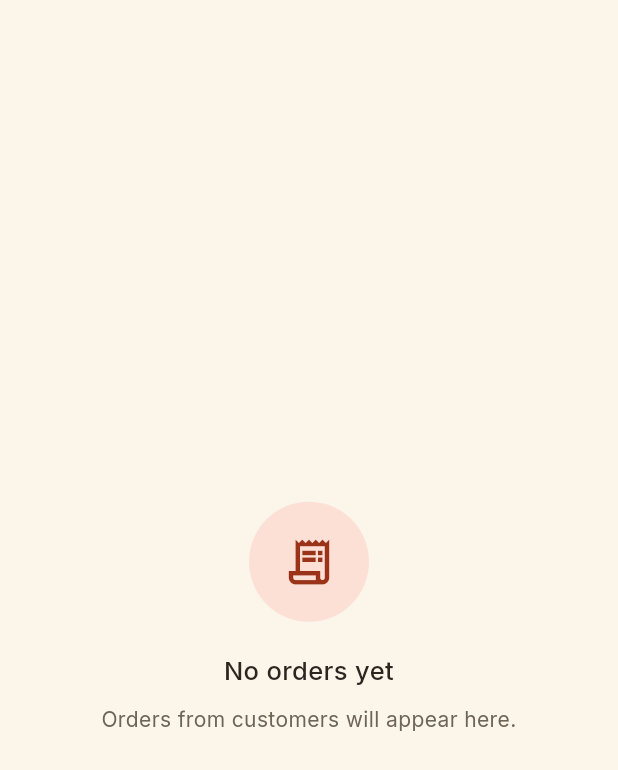
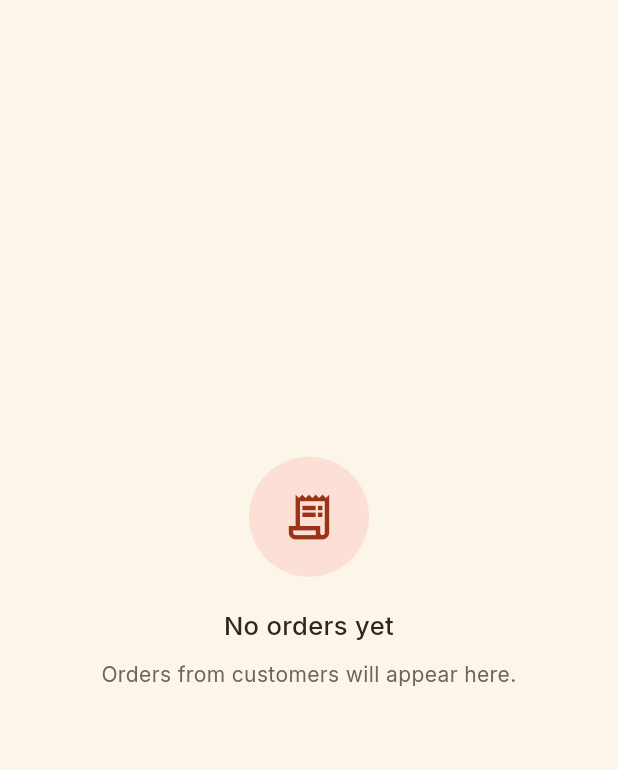
Before and after one commit to Theani7/LocalTrade, a Flutter app: the VendorOrdersScreen screen opened directly, on a phone screen of 412 x 824 dp. Shown: the top 770 px of the screen. Run offline on Flutter 3.47's test engine with Material 3 defaults, Android fonts, the light colour scheme and no system bars; our stand-ins replace cached_network_image, confetti, device_info_plus, firebase_core, firebase_crashlytics, firebase_messaging and 11 more; accounts and stored records are empty; network calls fail.

Commit message:
fix(vendor): resolve lower navigation bar overlapping content across screens

```diff
--- a/frontend/localtrade_app/lib/features/customer/customer_home_screen.dart
+++ b/frontend/localtrade_app/lib/features/customer/customer_home_screen.dart
@@ -469,6 +469,9 @@ class CustomerHomeBodyState extends State<CustomerHomeBody> {
               ),
             ),
           ),
+        SliverToBoxAdapter(
+          child: SizedBox(height: MediaQuery.of(context).padding.bottom + 90),
+        ),
       ],
     );
   }
--- a/frontend/localtrade_app/lib/features/vendor/vendor_dashboard.dart
+++ b/frontend/localtrade_app/lib/features/vendor/vendor_dashboard.dart
@@ -413,7 +413,7 @@ class VendorOverviewTab extends StatelessWidget {
                 ),
               ),
 
-              SliverToBoxAdapter(child: SizedBox(height: MediaQuery.of(context).padding.bottom + 80)),
+              SliverToBoxAdapter(child: SizedBox(height: MediaQuery.of(context).padding.bottom + 100)),
             ],
           ),
         );
@@ -729,7 +729,7 @@ class _OverviewSkeleton extends StatelessWidget {
   @override
   Widget build(BuildContext context) {
     return SingleChildScrollView(
-      padding: EdgeInsets.fromLTRB(16, 16, 16, MediaQuery.of(context).padding.bottom + 80),
+      padding: EdgeInsets.fromLTRB(16, 16, 16, MediaQuery.of(context).padding.bottom + 100),
       child: Column(
         crossAxisAlignment: CrossAxisAlignment.start,
         children: [
--- a/frontend/localtrade_app/lib/features/vendor/vendor_orders_screen.dart
+++ b/frontend/localtrade_app/lib/features/vendor/vendor_orders_screen.dart
@@ -37,14 +37,26 @@ class _VendorOrdersScreenState extends State<VendorOrdersScreen> {
       body: Consumer<OrderProvider>(
         builder: (context, orderProvider, _) {
           if (orderProvider.isLoading && orderProvider.vendorOrders.isEmpty) {
-            return const OrderCardSkeleton();
+            return Padding(
+              padding: EdgeInsets.fromLTRB(16, 16, 16, MediaQuery.of(context).padding.bottom + 100),
+              child: const Column(
+                children: [
+                  OrderCardSkeleton(),
+                  SizedBox(height: 12),
+                  OrderCardSkeleton(),
+                ],
+              ),
+            );
           }
 
           if (orderProvider.vendorOrders.isEmpty) {
-            return const EmptyState(
-              icon: Icons.receipt_long_outlined,
-              title: 'No orders yet',
-              message: 'Orders from customers will appear here.',
+            return Padding(
+              padding: EdgeInsets.only(bottom: MediaQuery.of(context).padding.bottom + 60),
+              child: const EmptyState(
+                icon: Icons.receipt_long_outlined,
+                title: 'No orders yet',
+                message: 'Orders from customers will appear here.',
+              ),
             );
           }
 
@@ -69,8 +81,9 @@ class _VendorOrdersScreenState extends State<VendorOrdersScreen> {
                       color: AppColors.coral,
                       child: filtered.isEmpty
                           ? SingleChildScrollView(
-                              child: Column(
-                                children: const [
+                              padding: EdgeInsets.only(bottom: MediaQuery.of(context).padding.bottom + 80),
+                              child: const Column(
+                                children: [
                                   SizedBox(height: 80),
                                   EmptyState(
                                     icon: Icons.receipt_long_outlined,
@@ -91,7 +104,7 @@ class _VendorOrdersScreenState extends State<VendorOrdersScreen> {
                                 return false;
                               },
                               child: ListView.builder(
-                                padding: const EdgeInsets.fromLTRB(16, 8, 16, 16),
+                                padding: EdgeInsets.fromLTRB(16, 8, 16, MediaQuery.of(context).padding.bottom + 100),
                                 itemCount: filtered.length + (orderProvider.hasMore ? 1 : 0),
                                 itemBuilder: (context, index) {
                                   if (index == filtered.length) {
```
Also changed, not shown: frontend/localtrade_app/lib/features/customer/cart_screen.dart (+6 -1 lines), frontend/localtrade_app/lib/features/customer/customer_orders_screen.dart (+5 -3 lines), frontend/localtrade_app/lib/features/vendor/vendor_inventory_screen.dart (+12 -3 lines), frontend/localtrade_app/lib/features/vendor/vendor_profile_screen.dart (+8 -3 lines).
